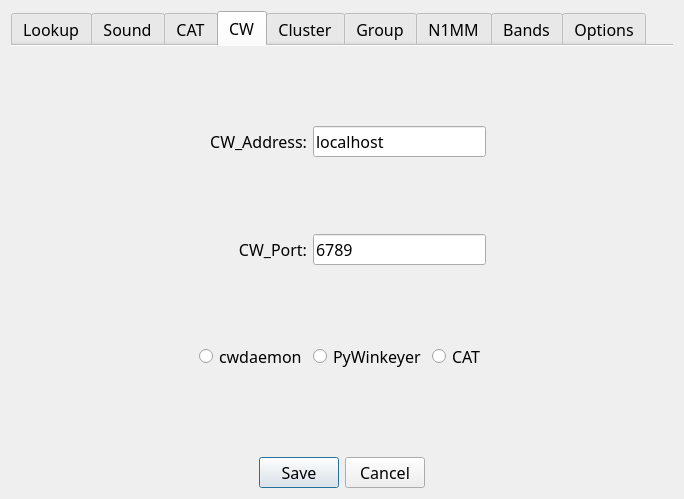
Above: not1mm/data/configuration.ui from mbridak/not1mm before the change. Below: the same form after it.
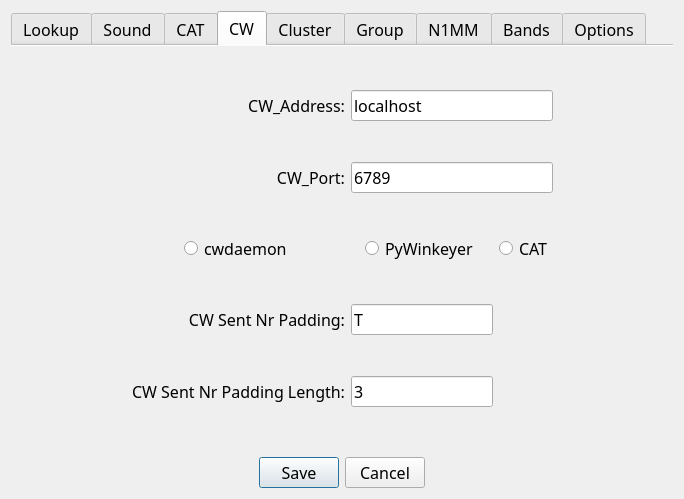
That is the form after the change. The open tabs and pages were chosen to show the change.

Commit message: Add settings for CW padding when sending serial number

Patch:
```diff
--- a/not1mm/data/configuration.ui
+++ b/not1mm/data/configuration.ui
@@ -799,6 +799,86 @@
          </property>
         </spacer>
        </item>
+       <item row="3" column="1">
+        <widget class="QLabel" name="label_31">
+         <property name="font">
+          <font>
+           <family>JetBrains Mono ExtraLight</family>
+           <pointsize>12</pointsize>
+           <strikeout>false</strikeout>
+          </font>
+         </property>
+         <property name="text">
+          <string>CW Sent Nr Padding:</string>
+         </property>
+         <property name="alignment">
+          <set>Qt::AlignRight|Qt::AlignTrailing|Qt::AlignVCenter</set>
+         </property>
+        </widget>
+       </item>
+       <item row="3" column="2">
+        <widget class="QLineEdit" name="cwpaddingchar_field">
+         <property name="font">
+          <font>
+           <family>JetBrains Mono ExtraLight</family>
+           <pointsize>12</pointsize>
+           <strikeout>false</strikeout>
+          </font>
+         </property>
+         <property name="accessibleName">
+          <string>c w padding character</string>
+         </property>
+         <property name="accessibleDescription">
+          <string>padding character when sending c w exchange number.</string>
+         </property>
+         <property name="inputMethodHints">
+          <set>Qt::InputMethodHint::ImhDigitsOnly</set>
+         </property>
+         <property name="text">
+          <string>T</string>
+         </property>
+        </widget>
+       </item>
+       <item row="4" column="1">
+        <widget class="QLabel" name="label_32">
+         <property name="font">
+          <font>
+           <family>JetBrains Mono ExtraLight</family>
+           <pointsize>12</pointsize>
+           <strikeout>false</strikeout>
+          </font>
+         </property>
+         <property name="text">
+          <string>CW Sent Nr Padding Length:</string>
+         </property>
+         <property name="alignment">
+          <set>Qt::AlignRight|Qt::AlignTrailing|Qt::AlignVCenter</set>
+         </property>
+        </widget>
+       </item>
+       <item row="4" column="2">
+        <widget class="QLineEdit" name="cwpaddinglength_field">
+         <property name="font">
+          <font>
+           <family>JetBrains Mono ExtraLight</family>
+           <pointsize>12</pointsize>
+           <strikeout>false</strikeout>
+          </font>
+         </property>
+         <property name="accessibleName">
+          <string>c w padding character</string>
+         </property>
+         <property name="accessibleDescription">
+          <string>number of padding characters to send when sending c w exchange number.</string>
+         </property>
+         <property name="inputMethodHints">
+          <set>Qt::InputMethodHint::ImhDigitsOnly</set>
+         </property>
+         <property name="text">
+          <string>3</string>
+         </property>
+        </widget>
+       </item>
       </layout>
      </widget>
      <widget class="QWidget" name="cluster_tab">
```
The commit also changes 2 other files.
